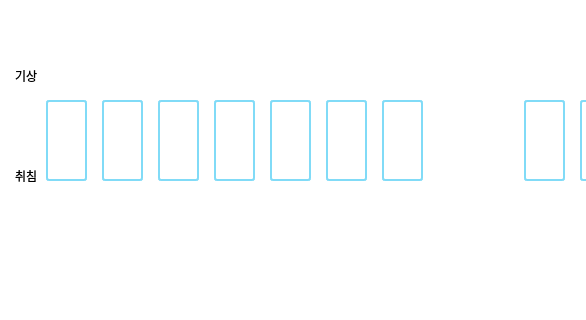
PLA-f21/csi3103, file btn1_widget.ui: the form before one commit; both pictures show x 0 to 586 and y 0 to 320 of the 950 by 600 pixel window.
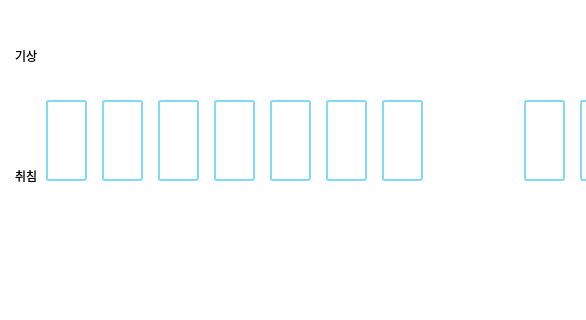
The form after the commit. Icons and pictures are not drawn.

Commit message:
update_btn1_widget_ui
sleep graph ->
increase gap between graph and end time

The edit to the form file:
```diff
--- a/btn1_widget.ui
+++ b/btn1_widget.ui
@@ -1036,7 +1036,7 @@
    <property name="geometry">
     <rect>
      <x>30</x>
-     <y>70</y>
+     <y>50</y>
      <width>411</width>
      <height>16</height>
     </rect>
@@ -1055,7 +1055,7 @@
    <property name="geometry">
     <rect>
      <x>15</x>
-     <y>70</y>
+     <y>50</y>
      <width>56</width>
      <height>12</height>
     </rect>
```
